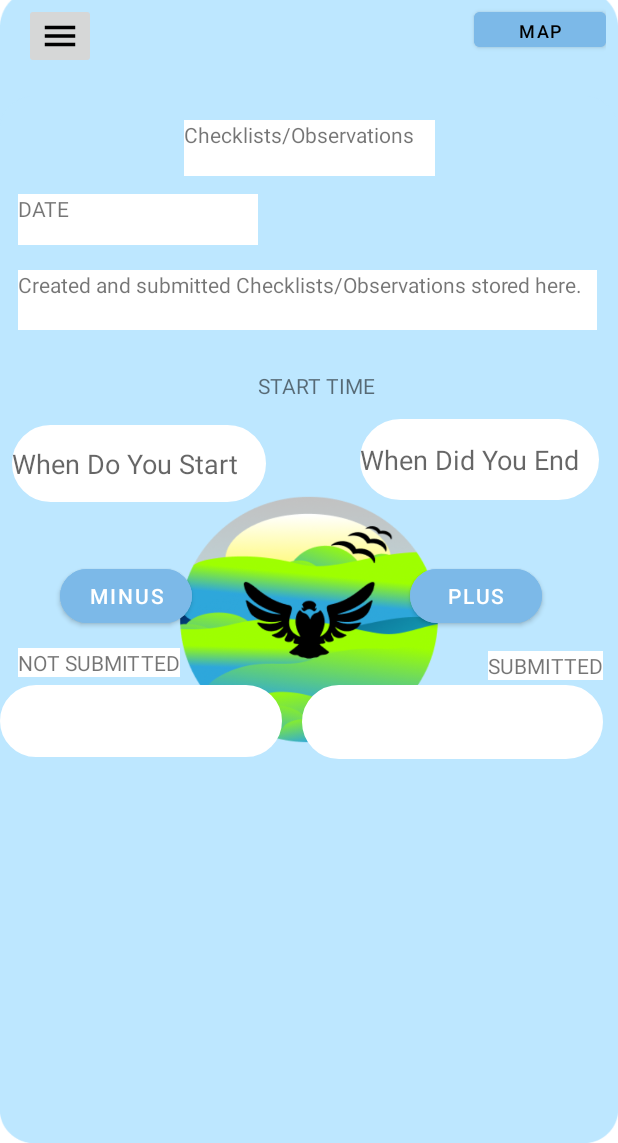
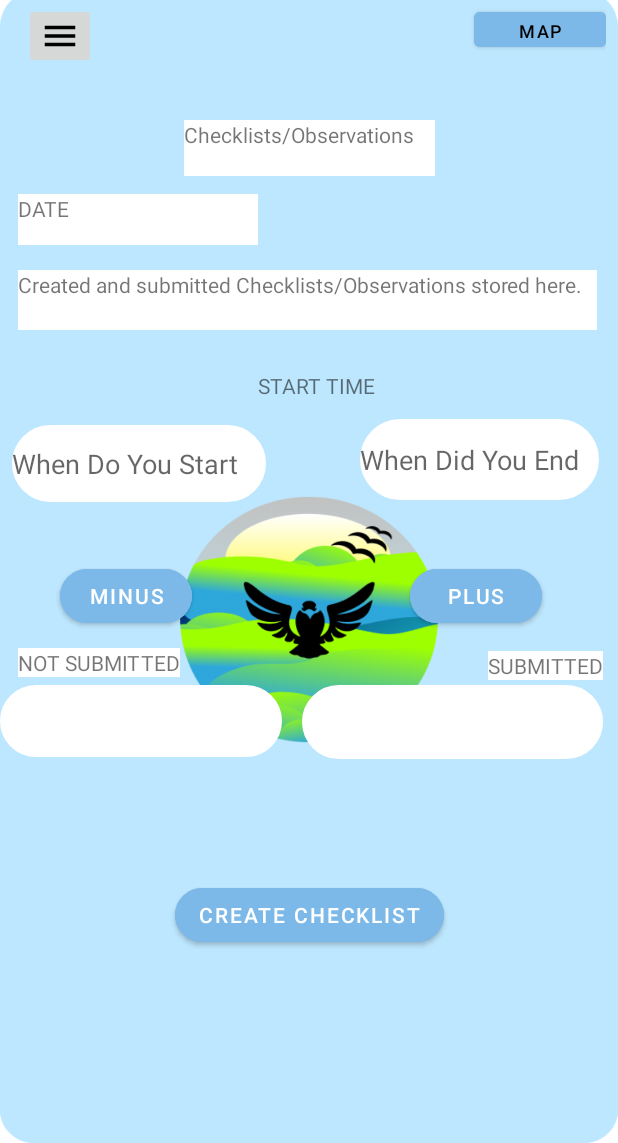
Before and after one commit to AidenBosman124/OPSC7312_POE_Task2, an Android app: the fragment Createchecklistsfrag placed in its activity, in the side drawer, after a tap on "View Checklist", on a phone screen of 412 x 824 dp, the part 93-1236 px from its top. Run offline under Robolectric (Android 15) with nearby library versions, the phone set to English and light mode, and no system bars.

Commit message:
updated Createchecklistsfrag

```diff
--- a/app/src/main/java/com/example/opsc7312_poe_task2/Createchecklistsfrag.kt
+++ b/app/src/main/java/com/example/opsc7312_poe_task2/Createchecklistsfrag.kt
@@ -1,14 +1,24 @@
 package com.example.opsc7312_poe_task2
 
 import android.os.Bundle
+import androidx.fragment.app.Fragment
 import android.view.LayoutInflater
 import android.view.View
 import android.view.ViewGroup
-import androidx.fragment.app.Fragment
+import android.widget.Toast
+import android.location.Location
+import android.location.Geocoder
+import android.Manifest
+import android.content.pm.PackageManager
+import androidx.core.app.ActivityCompat
+import androidx.core.content.ContextCompat
 import com.example.opsc7312_poe_task2.databinding.FragmentCreatechecklistsfragBinding
+import java.text.SimpleDateFormat
+import java.util.*
 
 class Createchecklistsfrag : Fragment() {
     private var binding: FragmentCreatechecklistsfragBinding? = null
+    private lateinit var currentLocation: Location
 
     override fun onCreateView(
         inflater: LayoutInflater, container: ViewGroup?,
@@ -17,13 +27,35 @@ class Createchecklistsfrag : Fragment() {
         binding = FragmentCreatechecklistsfragBinding.inflate(inflater, container, false)
         val createchecklistsfrag = binding?.root
 
-        // Set a click listener for your button
-        binding?.button4?.setOnClickListener {
-            val name = binding?.editTextText2?.text.toString()
-            val date = binding?.editTextText4?.text.toString()
-            val location = binding?.editTextText3?.text.toString()
+        // Request location permissions if not already granted
+        if (ContextCompat.checkSelfPermission(
+                requireContext(),
+                Manifest.permission.ACCESS_FINE_LOCATION
+            ) != PackageManager.PERMISSION_GRANTED
+        ) {
+            ActivityCompat.requestPermissions(
+                requireActivity(),
+                arrayOf(Manifest.permission.ACCESS_FINE_LOCATION),
+                REQUEST_LOCATION_PERMISSION
+            )
+        } else {
+            // Location permission is granted, initialize location service
+            // This is where you would set up the location service and get the user's location
+            // For this example, let's assume you have a function called 'getUserLocation' to get the location.
+            currentLocation = getUserLocation()
 
-            // Handle your button click here, you can use the name, date, and location as needed.
+            // Set a click listener for your button
+            binding?.button4?.setOnClickListener {
+                val name = binding?.editTextText2?.text.toString()
+                val date = binding?.editTextText4?.text.toString()
+                val location = binding?.editTextText3?.text.toString()
+
+                // Handle your button click here
+                // You can use the name, date, and location as needed.
+                // For example, you can display the values in a toast message:
+                val message = "Name: $name\nDate: $date\nLocation: $location\nCurrent Location: Lat: ${currentLocation.latitude}, Long: ${currentLocation.longitude}"
+                Toast.makeText(requireContext(), message, Toast.LENGTH_SHORT).show()
+            }
         }
 
         return createchecklistsfrag
@@ -33,4 +65,17 @@ class Createchecklistsfrag : Fragment() {
         super.onDestroyView()
         binding = null
     }
+
+    private fun getUserLocation(): Location {
+        // In a real app, you would use location services or the device's GPS to get the user's location.
+        // For the sake of this example, we'll create a dummy location.
+        val location = Location("dummy")
+        location.latitude = 40.7128 // Example latitude
+        location.longitude = -74.0060 // Example longitude
+        return location
+    }
+
+    companion object {
+        private const val REQUEST_LOCATION_PERMISSION = 123
+    }
 }
--- a/app/src/main/res/layout/fragment_checklistsfrag.xml
+++ b/app/src/main/res/layout/fragment_checklistsfrag.xml
@@ -171,4 +171,18 @@
         app:layout_constraintEnd_toStartOf="@+id/textView23"
         app:layout_constraintStart_toStartOf="parent"
         app:layout_constraintTop_toTopOf="parent" />
+
+    <Button
+        android:id="@+id/btnCreateChecklist"
+        android:layout_width="wrap_content"
+        android:layout_height="wrap_content"
+        android:layout_marginBottom="128dp"
+        android:backgroundTint="@color/light_blue"
+        android:text="Create Checklist"
+        app:cornerRadius="20dp"
+        app:layout_constraintBottom_toBottomOf="parent"
+        app:layout_constraintEnd_toEndOf="parent"
+        app:layout_constraintStart_toStartOf="parent" />
+
+
 </androidx.constraintlayout.widget.ConstraintLayout>
```
Also changed, not shown: app/src/main/java/com/example/opsc7312_poe_task2/Checklistsfrag.kt (+0 -10 lines), app/src/main/res/layout/fragment_createchecklistsfrag.xml (+13 -11 lines).
